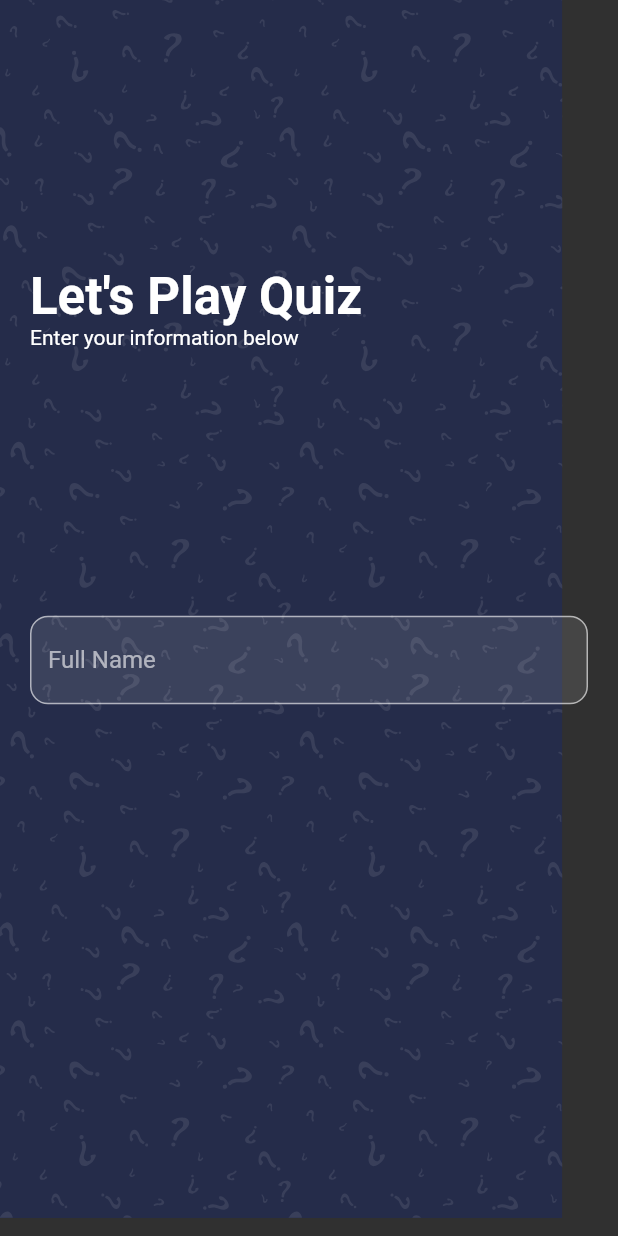
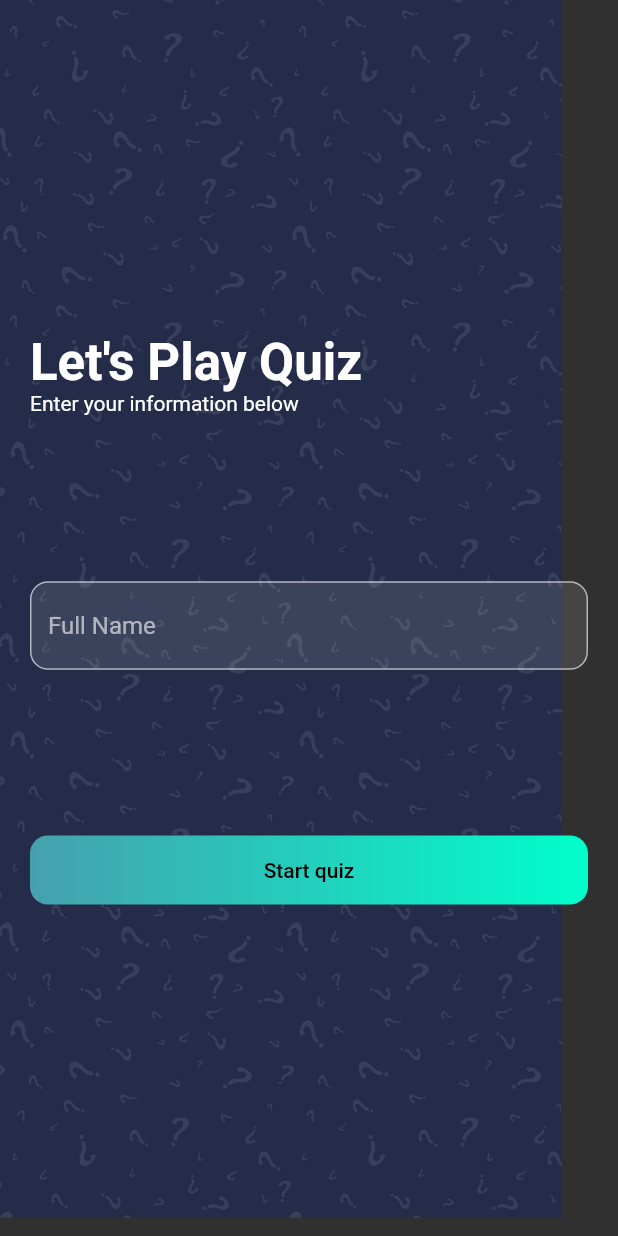
Before and after one commit to ktmymt/flutter_quiz_app, a Flutter app: the screen it shows after launch, on a phone screen of 412 x 824 dp. Run offline on Flutter 3.47's test engine with Material 2 defaults, Android fonts, the phone set to English and light mode, and no system bars; our stand-ins replace websafe_svg.

Commit message:
add start button

```diff
--- a/lib/screens/welcome_screen.dart
+++ b/lib/screens/welcome_screen.dart
@@ -11,12 +11,13 @@ class WelcomeScreen extends StatelessWidget {
           WebsafeSvg.asset("assets/icons/bg.svg"),
           SafeArea(
             child: Padding(
-                padding:
-                    const EdgeInsets.symmetric(horizontal: kDefaultPadding),
+              padding: const EdgeInsets.symmetric(horizontal: kDefaultPadding),
               child: Column(
                 crossAxisAlignment: CrossAxisAlignment.start,
                 children: [
-                    Spacer(),
+                  Spacer(
+                    flex: 2,
+                  ),
                   Text(
                     "Let's Play Quiz",
                     style: Theme.of(context).textTheme.headline4.copyWith(
@@ -29,14 +30,43 @@ class WelcomeScreen extends StatelessWidget {
                       filled: true,
                       hintText: "Full Name",
                       border: OutlineInputBorder(
-                              borderRadius:
-                                  BorderRadius.all(Radius.circular(12)))),
+                        borderRadius: BorderRadius.all(
+                          Radius.circular(12),
+                        ),
+                      ),
+                    ),
                   ),
                   Spacer(),
-                    Spacer()
+                  InkWell(
+                    onTap: () {},
+                    child: Container(
+                      width: double.infinity,
+                      alignment: Alignment.center,
+                      padding: EdgeInsets.all(kDefaultPadding * 0.75),
+                      decoration: BoxDecoration(
+                        gradient: kPrimaryGradient,
+                        borderRadius: BorderRadius.all(
+                          Radius.circular(12),
+                        ),
+                      ),
+                      child: Text(
+                        "Start quiz",
+                        style: Theme.of(context)
+                            .textTheme
+                            .button
+                            .copyWith(color: Colors.black),
+                      ),
+                    ),
+                  ),
+                  Spacer(
+                    flex: 2,
+                  ),
                 ],
-                )))
+              ),
+            ),
+          )
         ],
-    ));
+      ),
+    );
   }
 }
```
Lines whose indentation alone changed are shown as unchanged.
